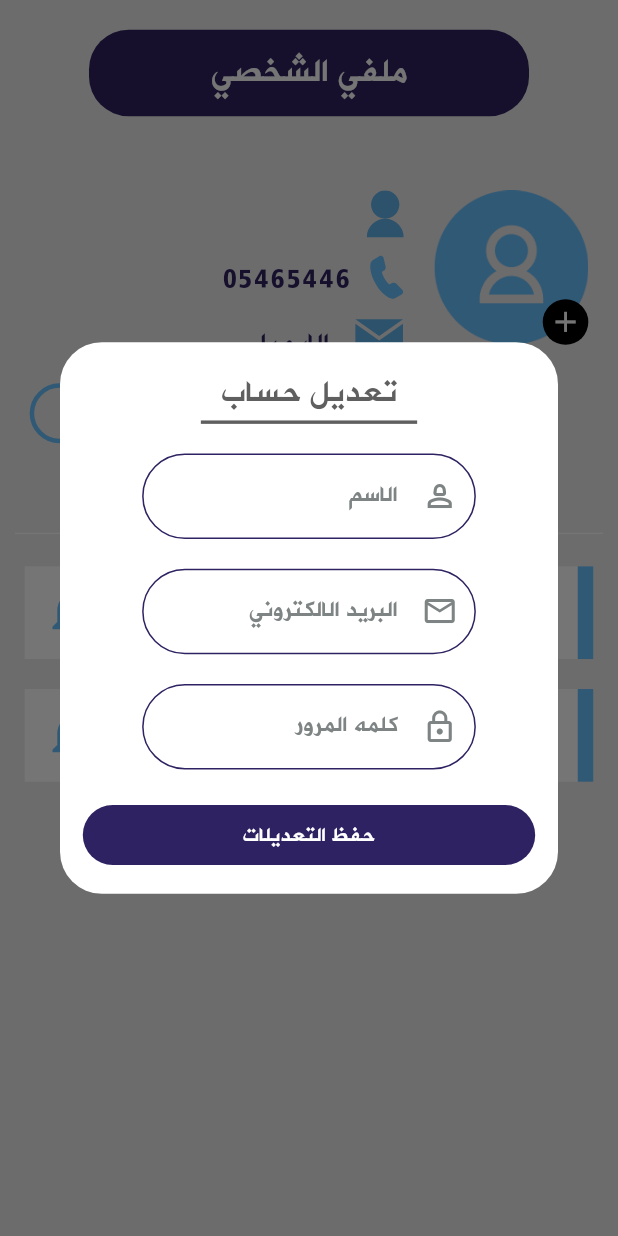
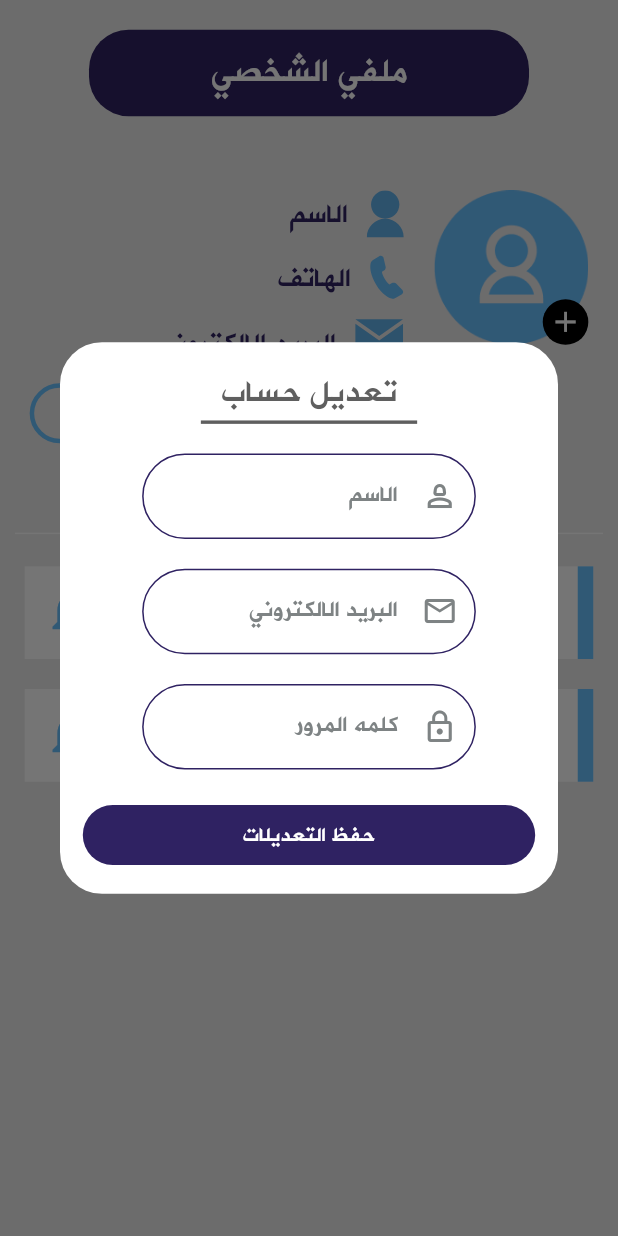
Before and after one commit to Ahmed-Fayez-01/kolayca, a Flutter app: the ProfileView screen opened by its route, after a tap on "تعديل", on a phone screen of 412 x 824 dp. Run offline on Flutter 3.47's test engine with Material 3 defaults, Android fonts, the light colour scheme and no system bars; our stand-ins replace bloc, cached_network_image, carousel_slider, dartz, dio, easy_localization and 11 more; network calls fail; project files that could hold a hidden picture were left out.

Commit message:
update profile

```diff
--- a/lib/features/auth/data/repo/auth_repo.dart
+++ b/lib/features/auth/data/repo/auth_repo.dart
@@ -1,4 +1,3 @@
-import 'dart:io';
 
 import 'package:dartz/dartz.dart';
 import 'package:kolayca/features/auth/data/models/auth_data_model.dart';
--- a/lib/features/auth/presentation/view_model/login_cubit/login_cubit.dart
+++ b/lib/features/auth/presentation/view_model/login_cubit/login_cubit.dart
@@ -1,9 +1,10 @@
-import 'dart:math';
 
 import 'package:bloc/bloc.dart';
 import 'package:flutter/cupertino.dart';
 import 'package:kolayca/features/auth/data/models/auth_data_model.dart';
+import 'package:kolayca/features/profile/data/models/user_model.dart';
 
+import '../../../../../core/utils/services/remote_services/service_locator.dart';
 import '../../../data/repo/auth_repo.dart';
 
 part 'login_state.dart';
@@ -19,6 +20,8 @@
       emit(LoginErrorState(failure.errMessage));
     }, (data) {
       if (data.status == true) {
+        final user = UserModel.fromMap(data.data!.toJson());
+        getIt.registerSingleton<UserModel>(user);
         emit(LoginSuccessState(data));
       } else {
         emit(LoginErrorState(data.message.toString()));
--- a/lib/features/how_to_request _translator/presentation/view_modesl/get_specialization_cubit/get_specialization_cubite.dart
+++ b/lib/features/how_to_request _translator/presentation/view_modesl/get_specialization_cubit/get_specialization_cubite.dart
@@ -15,7 +15,7 @@
     result.fold(
       (l) => emit(GetSpecializationError(l.errMessage)),
       (r) {
-        print(r);
+
         emit(GetSpecializationSuccess(r));
       },
     );
--- a/lib/features/profile/presentation/view/profile_view.dart
+++ b/lib/features/profile/presentation/view/profile_view.dart
@@ -3,6 +3,7 @@
 import 'package:flutter_bloc/flutter_bloc.dart';
 import 'package:flutter_screenutil/flutter_screenutil.dart';
 import 'package:flutter_svg/flutter_svg.dart';
+import 'package:fluttertoast/fluttertoast.dart';
 import 'package:kolayca/core/utils/assets/app_assets.dart';
 import 'package:kolayca/core/utils/colors/app_color.dart';
 import 'package:kolayca/core/utils/constants.dart';
@@ -11,6 +12,7 @@
 import 'package:kolayca/features/notivication/presentation/view/notivacation_view.dart';
 import 'package:kolayca/features/profile/data/models/user_model.dart';
 import 'package:kolayca/features/profile/presentation/view_models/get_profile_cubit/get_profile_cubit.dart';
+import 'package:kolayca/features/profile/presentation/view_models/update_profile_cubit/update_profile_cubit.dart';
 import 'package:kolayca/features/profile/presentation/widget/custem_divider.dart';
 import 'package:kolayca/features/profile/presentation/widget/personal_data.dart';
 import 'package:kolayca/features/profile/presentation/widget/requs_and_notiva_item.dart';
@@ -25,14 +27,26 @@
 
   @override
   Widget build(BuildContext context) {
-    UserModel? user;
-    return BlocProvider(
-      create: (context) => GetProfileCubit(getIt())..getProfile(),
-      child: BlocBuilder<GetProfileCubit, GetProfileState>(
+    return BlocConsumer<UpdateProfileCubit, UpdateProfileState>(
+      listener: (context, state) {
+        if (state is UpdateProfileSuccess) {
+
+          Fluttertoast.showToast(
+              msg: 'تم تحديث الملف الشخصي بنجاح',
+              textColor: Colors.white,
+              backgroundColor: Colors.green);
+        } else if (state is UpdateProfileError) {
+          Fluttertoast.showToast(
+              msg: state.errMessage,
+              textColor: Colors.white,
+              backgroundColor: Colors.red);
+        }
+      },
       builder: (context, state) {
-          if (state is GetProfileSuccess) {
-            user = state.userModel;
-          }
+        return BlocBuilder<GetProfileCubit, GetProfileState>(
+          builder: (context, state) {
+            UserModel? user = context.read<GetProfileCubit>().getUserProfile();
+
             return Scaffold(
               backgroundColor: AppColor.ofWhight,
               appBar: PreferredSize(
@@ -48,7 +62,8 @@
                   ),
                 ),
               ),
-            body: Column(
+              body: SingleChildScrollView(
+                child: Column(
                   children: [
                     SizedBox(height: AppConstants.height20(context)),
                     const CustemHeaderWidget(
@@ -63,7 +78,8 @@
                         crossAxisAlignment: CrossAxisAlignment.start,
                         children: [
                           BlocBuilder<UploadImageProfileCubit,
-                          UploadImageProfileState>(builder: (context, state) {
+                                  UploadImageProfileState>(
+                              builder: (context, state) {
                             return Stack(
                               alignment: AlignmentDirectional.bottomStart,
                               children: [
@@ -72,7 +88,8 @@
                                             .profileImage ==
                                         null
                                     ? Image.asset(Assets.imagesFileimage,
-                                    height: MediaQuery.of(context).size.width *
+                                        height:
+                                            MediaQuery.of(context).size.width *
                                                 0.25)
                                     : ClipRRect(
                                         borderRadius: BorderRadius.circular(
@@ -82,10 +99,13 @@
                                           context
                                               .read<UploadImageProfileCubit>()
                                               .profileImage!,
-                                      width: MediaQuery.of(context).size.width *
+                                          width: MediaQuery.of(context)
+                                                  .size
+                                                  .width *
                                               0.25,
-                                      height:
-                                          MediaQuery.of(context).size.width *
+                                          height: MediaQuery.of(context)
+                                                  .size
+                                                  .width *
                                               0.25,
                                           fit: BoxFit.cover,
                                         ),
@@ -114,26 +134,31 @@
                               crossAxisAlignment: CrossAxisAlignment.start,
                               children: [
                                 PersonalData(
-                              text: user?.name ?? '',
+                                  text: user?.name ?? 'الاسم',
                                   image: Assets.imagesName,
                                 ),
-                            SizedBox(height: AppConstants.height10(context)),
-                            const PersonalData(
-                              text: '05465446',
+                                SizedBox(
+                                    height: AppConstants.height10(context)),
+                                PersonalData(
+                                  text: user?.mobile ?? 'الهاتف',
                                   image: Assets.imagesPhon,
                                 ),
-                            SizedBox(height: AppConstants.height10(context)),
-                            const PersonalData(
-                              text: ' الايميل',
+                                SizedBox(
+                                    height: AppConstants.height10(context)),
+                                PersonalData(
+                                  text: user?.email ?? 'البريد الالكتروني',
                                   image: Assets.imagesEmail,
                                 ),
-                            SizedBox(height: AppConstants.height10(context)),
+                                SizedBox(
+                                    height: AppConstants.height10(context)),
                                 GestureDetector(
                                   onTap: () {
                                     showDialog(
                                       context: context,
-                                  builder: (context) =>
-                                      const EditProfilePopup(),
+                                      builder: (context) => BlocProvider.value(
+                                          value: BlocProvider.of<
+                                              UpdateProfileCubit>(context),
+                                          child: const EditProfilePopup()),
                                     );
                                   },
                                   child: Container(
@@ -146,12 +171,14 @@
                                       borderRadius: BorderRadius.circular(20),
                                     ),
                                     child: Row(
-                                  mainAxisAlignment: MainAxisAlignment.center,
+                                      mainAxisAlignment:
+                                          MainAxisAlignment.center,
                                       children: [
                                         SvgPicture.asset(Assets.imagesEdit),
                                         const SizedBox(width: 9),
                                         Text('تعديل',
-                                        style: AppTextStyle.aljazeera400Style34d
+                                            style: AppTextStyle
+                                                .aljazeera400Style34d
                                                 .copyWith(
                                               fontSize: 24,
                                             ))
@@ -185,9 +212,11 @@
                     ),
                   ],
                 ),
+              ),
             );
           },
-      ),
+        );
+      },
     );
   }
 }
--- a/lib/features/profile/presentation/view/widgets/edit_profile_popup.dart
+++ b/lib/features/profile/presentation/view/widgets/edit_profile_popup.dart
@@ -1,10 +1,15 @@
 import 'package:flutter/material.dart';
+import 'package:flutter_bloc/flutter_bloc.dart';
 import 'package:flutter_screenutil/flutter_screenutil.dart';
+import 'package:fluttertoast/fluttertoast.dart';
 import 'package:kolayca/core/utils/colors/app_color.dart';
+import 'package:loading_animation_widget/loading_animation_widget.dart';
 
 import '../../../../../core/utils/constants.dart';
 import '../../../../../core/utils/text_styles/app_text_style.dart';
 import '../../../../auth/presentation/widget/custem_text_field.dart';
+import '../../view_models/get_profile_cubit/get_profile_cubit.dart';
+import '../../view_models/update_profile_cubit/update_profile_cubit.dart';
 
 class EditProfilePopup extends StatefulWidget {
   const EditProfilePopup({super.key});
@@ -14,9 +19,18 @@
 }
 
 class _EditProfilePopupState extends State<EditProfilePopup> {
-  final TextEditingController nameController = TextEditingController();
-  final TextEditingController emailController = TextEditingController();
-  final TextEditingController passwordController = TextEditingController();
+  late final TextEditingController nameController;
+  late final TextEditingController emailController;
+  late final TextEditingController passwordController;
+  @override
+  void initState() {
+    final user = context.read<GetProfileCubit>().getUserProfile();
+    nameController = TextEditingController(text: user?.name);
+    emailController = TextEditingController(text: user?.email);
+    passwordController = TextEditingController();
+    super.initState();
+  }
+
   @override
   void dispose() {
     nameController.dispose();
@@ -75,7 +89,9 @@
               ),
             ),
             SizedBox(height: AppConstants.height20(context)),
-            Row(
+            BlocBuilder<UpdateProfileCubit, UpdateProfileState>(
+              builder: (context, state) {
+                return Row(
                   children: [
                     Expanded(
                       child: FilledButton(
@@ -86,8 +102,34 @@
                             const StadiumBorder(),
                           ),
                         ),
-                    onPressed: () {},
-                    child: Text(
+                        onPressed: state is UpdateProfileLoading
+                            ? () {}
+                            : () async {
+                                if (nameController.text.isEmpty ||
+                                    emailController.text.isEmpty) {
+                                  Fluttertoast.showToast(
+                                      backgroundColor: Colors.red,
+                                      textColor: Colors.white,
+                                      msg:
+                                          'يجب تعبئة الاسم والبريد الالكتروني');
+                                  return;
+                                }
+                                await context
+                                    .read<UpdateProfileCubit>()
+                                    .updateUserProfile(data: {
+                                  'name': nameController.text,
+                                  'email': emailController.text,
+                                  if (passwordController.text.isNotEmpty)
+                                    'new_password': passwordController.text
+                                });
+                                Navigator.pop(context);
+                              },
+                        child: state is UpdateProfileLoading
+                            ? LoadingAnimationWidget.staggeredDotsWave(
+                                color: AppColor.ofWhight,
+                                size: 40.sp,
+                              )
+                            : Text(
                                 'حفظ التعديلات',
                                 style: AppTextStyle.madaniArabic400Style20
                                     .copyWith(color: const Color(0xffffffff)),
@@ -95,6 +137,8 @@
                       ),
                     ),
                   ],
+                );
+              },
             ),
           ],
         ),
--- a/lib/features/profile/presentation/view_models/get_profile_cubit/get_profile_cubit.dart
+++ b/lib/features/profile/presentation/view_models/get_profile_cubit/get_profile_cubit.dart
@@ -1,5 +1,8 @@
+import 'dart:developer';
+
 import 'package:bloc/bloc.dart';
 import 'package:equatable/equatable.dart';
+import 'package:kolayca/core/utils/services/remote_services/service_locator.dart';
 import 'package:kolayca/features/profile/data/repos/profile_repo.dart';
 
 import '../../../data/models/user_model.dart';
@@ -10,12 +13,27 @@
   GetProfileCubit(this._profileRepo) : super(GetProfileInitial());
   final ProfileRepo _profileRepo;
 
-  Future<void> getProfile() async {
+  Future<void> fetchProfile() async {
     emit(GetProfileLoading());
     final result = await _profileRepo.getUserProfile();
     result.fold(
-      (l) => emit(GetProfileError(l.errMessage)),
-      (r) => emit(GetProfileSuccess(r)),
+      (l) {
+
+
+        emit(GetProfileError(l.errMessage));
+      },
+      (r) async {
+
+        getIt.registerSingleton<UserModel>(r);
+        emit(GetProfileSuccess(r));
+      },
     );
   }
+
+  UserModel? getUserProfile() {
+    if (getIt.isRegistered<UserModel>()) {
+      return getIt<UserModel>();
+    }
+    return null;
+  }
 }
--- /dev/null
+++ b/lib/features/profile/presentation/view_models/update_profile_cubit/update_profile_state.dart
@@ -0,0 +1,30 @@
+part of 'update_profile_cubit.dart';
+
+sealed class UpdateProfileState extends Equatable {
+  const UpdateProfileState();
+
+  @override
+  List<Object> get props => [];
+}
+
+final class UpdateProfileInitial extends UpdateProfileState {}
+
+final class UpdateProfileLoading extends UpdateProfileState {}
+
+final class UpdateProfileSuccess extends UpdateProfileState {
+  final UserModel userModel;
+
+  const UpdateProfileSuccess(this.userModel);
+
+  @override
+  List<Object> get props => [userModel];
+}
+
+final class UpdateProfileError extends UpdateProfileState {
+  final String errMessage;
+
+  const UpdateProfileError(this.errMessage);
+
+  @override
+  List<Object> get props => [errMessage];
+}
--- a/lib/features/translator_profile/presentation/view_models/get_orders_by_specialization_cubit/get_orders_by_specialization_cubit.dart
+++ b/lib/features/translator_profile/presentation/view_models/get_orders_by_specialization_cubit/get_orders_by_specialization_cubit.dart
@@ -17,7 +17,7 @@
     final result = await getOrdersBySpecializationRepo.getOrdersBySpeciality();
     result.fold(
       (failure) {
-        print(failure.errMessage);
+
         emit(GetOrdersBySpecializationFailure(failure.errMessage));
       },
       (orders) {
```
Also changed, not shown: lib/features/auth/data/models/auth_data_model.dart (+11 -1 lines), lib/features/profile/data/repos/profile_repo.dart (+5 -3 lines), lib/features/profile/presentation/view_models/update_profile_cubit/update_profile_cubit.dart (added, +26 -0 lines), lib/main.dart (+8 -0 lines). Lines whose indentation alone changed are shown as unchanged.
